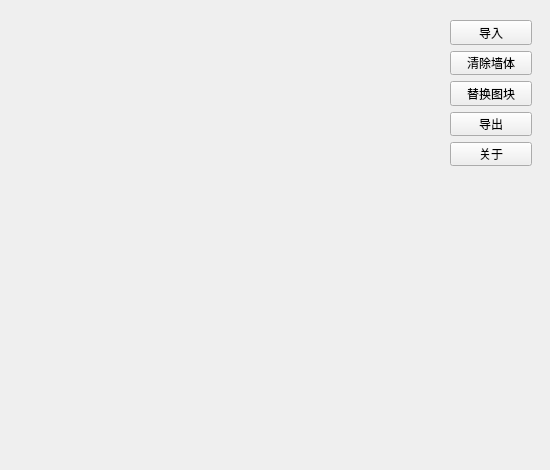
cfwnico/xinSavedataEditor, file savemain.ui: the form before one commit.
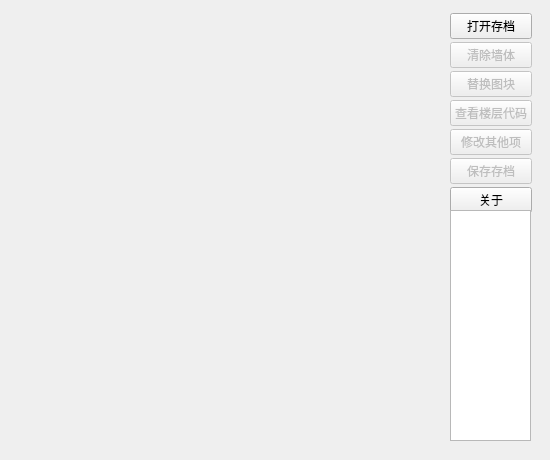
The form after the commit.

Diff of the .ui file:
```diff
--- a/savemain.ui
+++ b/savemain.ui
@@ -7,19 +7,19 @@
     <x>0</x>
     <y>0</y>
     <width>550</width>
-    <height>470</height>
+    <height>460</height>
    </rect>
   </property>
   <property name="minimumSize">
    <size>
     <width>550</width>
-    <height>470</height>
+    <height>460</height>
    </size>
   </property>
   <property name="maximumSize">
    <size>
     <width>550</width>
-    <height>470</height>
+    <height>460</height>
    </size>
   </property>
   <property name="windowTitle">
@@ -30,21 +30,27 @@
     <property name="geometry">
      <rect>
       <x>450</x>
-      <y>20</y>
+      <y>10</y>
       <width>82</width>
-      <height>146</height>
+      <height>206</height>
      </rect>
     </property>
     <layout class="QVBoxLayout" name="verticalLayout">
+     <property name="spacing">
+      <number>0</number>
+     </property>
      <item>
       <widget class="QPushButton" name="import_button">
        <property name="text">
-        <string>导入</string>
+        <string>打开存档</string>
        </property>
       </widget>
      </item>
      <item>
       <widget class="QPushButton" name="destroy_button">
+       <property name="enabled">
+        <bool>false</bool>
+       </property>
        <property name="text">
         <string>清除墙体</string>
        </property>
@@ -52,6 +58,9 @@
      </item>
      <item>
       <widget class="QPushButton" name="replace_button">
+       <property name="enabled">
+        <bool>false</bool>
+       </property>
        <property name="text">
         <string>替换图块</string>
        </property>
@@ -59,8 +68,31 @@
      </item>
      <item>
       <widget class="QPushButton" name="export_button">
+       <property name="enabled">
+        <bool>false</bool>
+       </property>
        <property name="text">
-        <string>导出</string>
+        <string>查看楼层代码</string>
+       </property>
+      </widget>
+     </item>
+     <item>
+      <widget class="QPushButton" name="editother_button">
+       <property name="enabled">
+        <bool>false</bool>
+       </property>
+       <property name="text">
+        <string>修改其他项</string>
+       </property>
+      </widget>
+     </item>
+     <item>
+      <widget class="QPushButton" name="savefile_button">
+       <property name="enabled">
+        <bool>false</bool>
+       </property>
+       <property name="text">
+        <string>保存存档</string>
        </property>
       </widget>
      </item>
@@ -89,6 +121,16 @@
      <cstring>label_bg</cstring>
     </property>
    </widget>
+   <widget class="QListWidget" name="floor_widget">
+    <property name="geometry">
+     <rect>
+      <x>450</x>
+      <y>210</y>
+      <width>81</width>
+      <height>231</height>
+     </rect>
+    </property>
+   </widget>
   </widget>
  </widget>
  <resources/>
```
Left out of the diff: 2 changed lines with no effect on the pictures.
